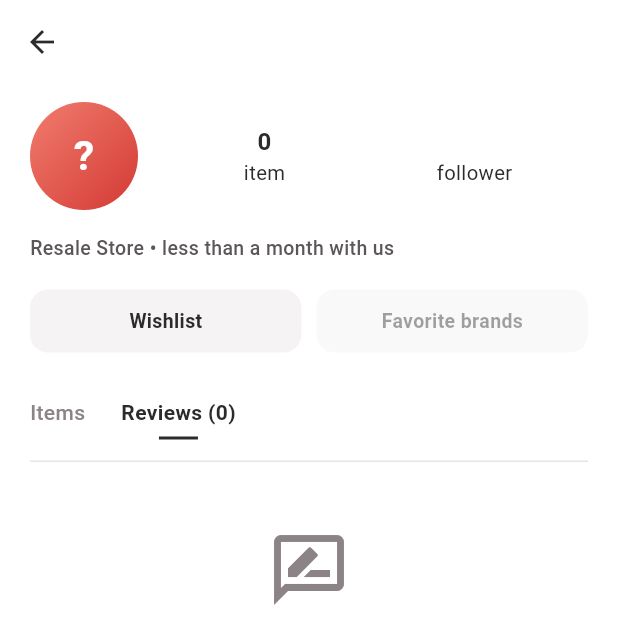
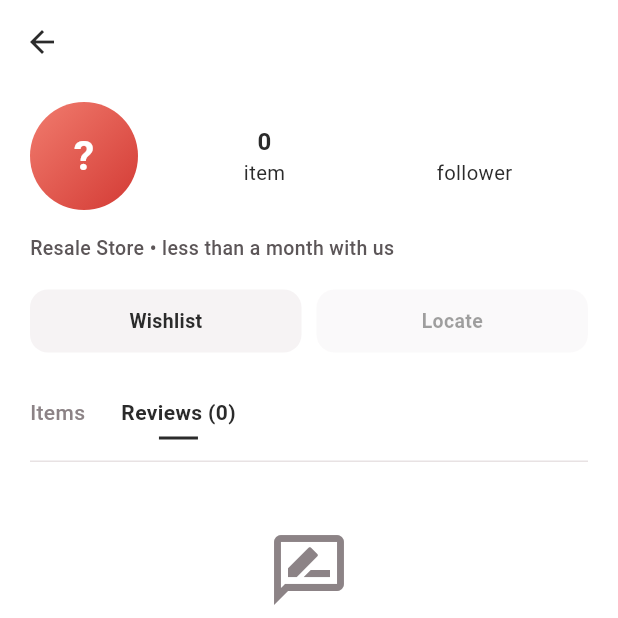
Before and after one commit to eminasidamine/hackathon, a Flutter app: the ShopDetailScreen screen opened directly with empty values, after a tap on an icon or button, on a phone screen of 412 x 824 dp, the top half of it. Run offline on Flutter 3.47's test engine with Material 3 defaults, Android fonts, the phone set to English and light mode, and no system bars; our stand-ins replace cached_network_image, flutter_map, flutter_svg, image_picker, latlong2, pdf and 2 more; missing offline and left inert: dart:html; accounts and stored records are empty; network calls fail.

```diff
--- a/lib/features/shops/shop_detail_screen.dart
+++ b/lib/features/shops/shop_detail_screen.dart
@@ -260,7 +260,7 @@ class _ShopDetailScreenState extends State<ShopDetailScreen> {
                           const SizedBox(width: 10),
                           Expanded(
                             child: _PillButton(
-                              label: 'Favorite brands',
+                              label: 'Locate',
                               enabled:
                                   shop.city != null && shop.city!.isNotEmpty,
                               onTap: () => _openCityMap(shop.city!),
```
